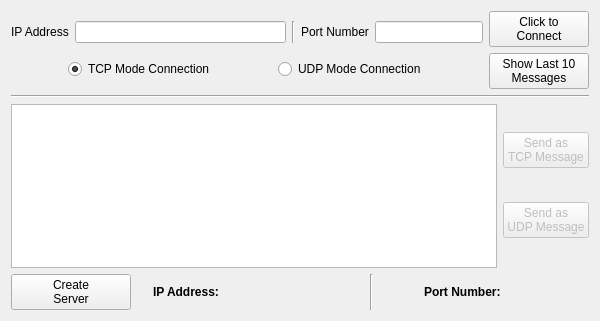
tm9k1/qt_networking, file code/mainwindow.ui: the form before one commit.
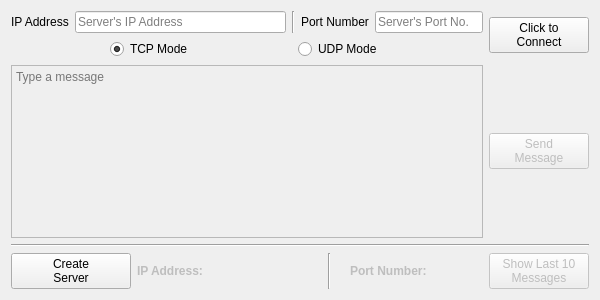
The form after the commit.

```diff
--- a/code/mainwindow.ui
+++ b/code/mainwindow.ui
@@ -7,7 +7,7 @@
     <x>0</x>
     <y>0</y>
     <width>600</width>
-    <height>321</height>
+    <height>300</height>
    </rect>
   </property>
   <property name="focusPolicy">
@@ -55,6 +55,9 @@
                   <verstretch>0</verstretch>
                  </sizepolicy>
                 </property>
+                <property name="placeholderText">
+                 <string>Server's IP Address</string>
+                </property>
                </widget>
               </item>
               <item alignment="Qt::AlignHCenter">
@@ -97,6 +100,12 @@
                   <verstretch>0</verstretch>
                  </sizepolicy>
                 </property>
+                <property name="text">
+                 <string/>
+                </property>
+                <property name="placeholderText">
+                 <string>Server's Port No.</string>
+                </property>
                </widget>
               </item>
              </layout>
@@ -112,7 +121,7 @@
                  </sizepolicy>
                 </property>
                 <property name="text">
-                 <string>TCP Mode Connection</string>
+                 <string>TCP Mode</string>
                 </property>
                 <property name="checked">
                  <bool>true</bool>
@@ -128,7 +137,7 @@
                  </sizepolicy>
                 </property>
                 <property name="text">
-                 <string>UDP Mode Connection</string>
+                 <string>UDP Mode</string>
                 </property>
                 <property name="checked">
                  <bool>false</bool>
@@ -164,50 +173,16 @@
               </property>
              </widget>
             </item>
-            <item>
-             <widget class="QPushButton" name="showMessagesPushButton">
-              <property name="enabled">
-               <bool>true</bool>
-              </property>
-              <property name="sizePolicy">
-               <sizepolicy hsizetype="Fixed" vsizetype="Fixed">
-                <horstretch>0</horstretch>
-                <verstretch>0</verstretch>
-               </sizepolicy>
-              </property>
-              <property name="minimumSize">
-               <size>
-                <width>100</width>
-                <height>0</height>
-               </size>
-              </property>
-              <property name="text">
-               <string>Show Last 10
-Messages</string>
-              </property>
-             </widget>
-            </item>
            </layout>
           </item>
          </layout>
         </item>
-       </layout>
-      </item>
-      <item>
-       <widget class="Line" name="line_3">
-        <property name="orientation">
-         <enum>Qt::Horizontal</enum>
-        </property>
-       </widget>
-      </item>
-      <item>
-       <layout class="QVBoxLayout" name="serverVerticalLayout">
         <item>
          <layout class="QHBoxLayout" name="messageHorizontalLayout">
           <item>
            <widget class="QTextEdit" name="messageTextEdit">
             <property name="enabled">
-             <bool>true</bool>
+             <bool>false</bool>
             </property>
             <property name="sizePolicy">
              <sizepolicy hsizetype="Expanding" vsizetype="Expanding">
@@ -221,6 +196,9 @@
               <height>16777215</height>
              </size>
             </property>
+            <property name="placeholderText">
+             <string>Type a message</string>
+            </property>
            </widget>
           </item>
           <item>
@@ -230,20 +208,15 @@
               <property name="enabled">
                <bool>false</bool>
               </property>
-              <property name="text">
-               <string>Send as
-TCP Message</string>
+              <property name="minimumSize">
+               <size>
+                <width>100</width>
+                <height>0</height>
+               </size>
               </property>
-             </widget>
-            </item>
-            <item>
-             <widget class="QPushButton" name="sendUdpPushButton">
-              <property name="enabled">
-               <bool>false</bool>
-              </property>
               <property name="text">
-               <string>Send as
-UDP Message</string>
+               <string>Send
+Message</string>
               </property>
              </widget>
             </item>
@@ -251,6 +224,17 @@
           </item>
          </layout>
         </item>
+       </layout>
+      </item>
+      <item>
+       <widget class="Line" name="line_3">
+        <property name="orientation">
+         <enum>Qt::Horizontal</enum>
+        </property>
+       </widget>
+      </item>
+      <item>
+       <layout class="QVBoxLayout" name="serverVerticalLayout">
         <item>
          <layout class="QHBoxLayout" name="startServerHorizontalLayout">
           <item>
@@ -277,7 +261,10 @@
            </widget>
           </item>
           <item alignment="Qt::AlignRight">
-           <widget class="QLabel" name="label_5">
+           <widget class="QLabel" name="ipAddressLabel">
+            <property name="enabled">
+             <bool>false</bool>
+            </property>
             <property name="sizePolicy">
              <sizepolicy hsizetype="Fixed" vsizetype="Fixed">
               <horstretch>0</horstretch>
@@ -322,7 +309,10 @@
            </widget>
           </item>
           <item alignment="Qt::AlignRight">
-           <widget class="QLabel" name="label_4">
+           <widget class="QLabel" name="portNumberLabel">
+            <property name="enabled">
+             <bool>false</bool>
+            </property>
             <property name="sizePolicy">
              <sizepolicy hsizetype="Fixed" vsizetype="Fixed">
               <horstretch>0</horstretch>
@@ -359,6 +349,29 @@
             </property>
            </widget>
           </item>
+          <item>
+           <widget class="QPushButton" name="showMessagesPushButton">
+            <property name="enabled">
+             <bool>false</bool>
+            </property>
+            <property name="sizePolicy">
+             <sizepolicy hsizetype="Fixed" vsizetype="Fixed">
+              <horstretch>0</horstretch>
+              <verstretch>0</verstretch>
+             </sizepolicy>
+            </property>
+            <property name="minimumSize">
+             <size>
+              <width>100</width>
+              <height>0</height>
+             </size>
+            </property>
+            <property name="text">
+             <string>Show Last 10
+Messages</string>
+            </property>
+           </widget>
+          </item>
          </layout>
         </item>
        </layout>
```
Left out of the diff: 4 changed lines with no effect on the pictures.
